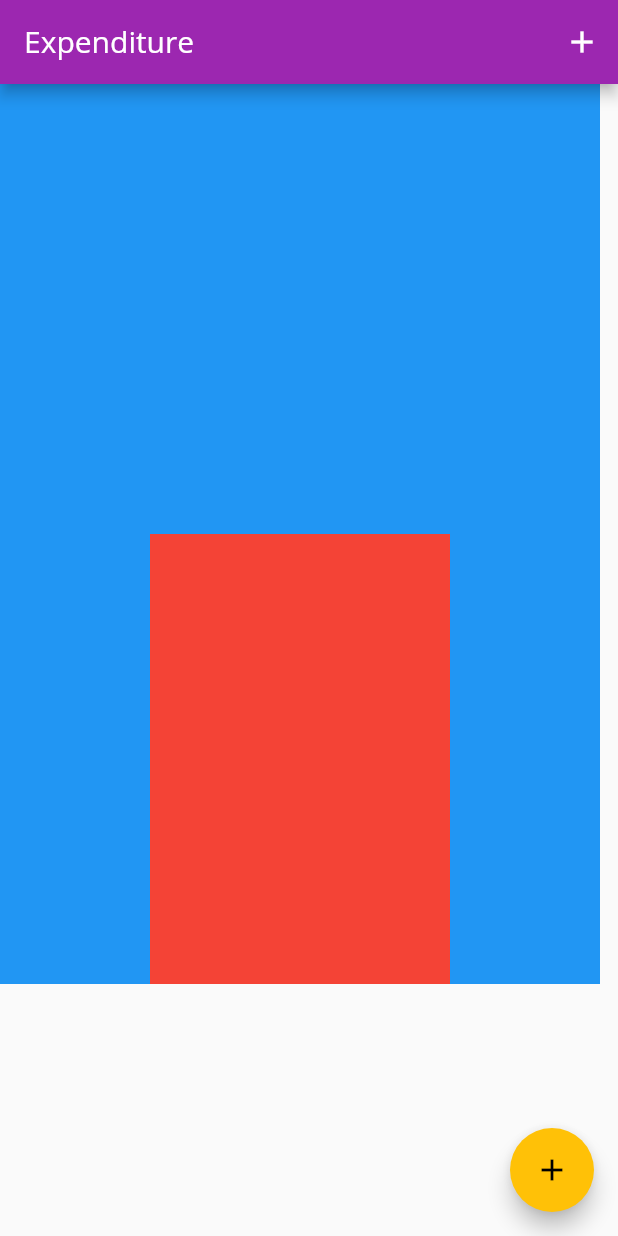
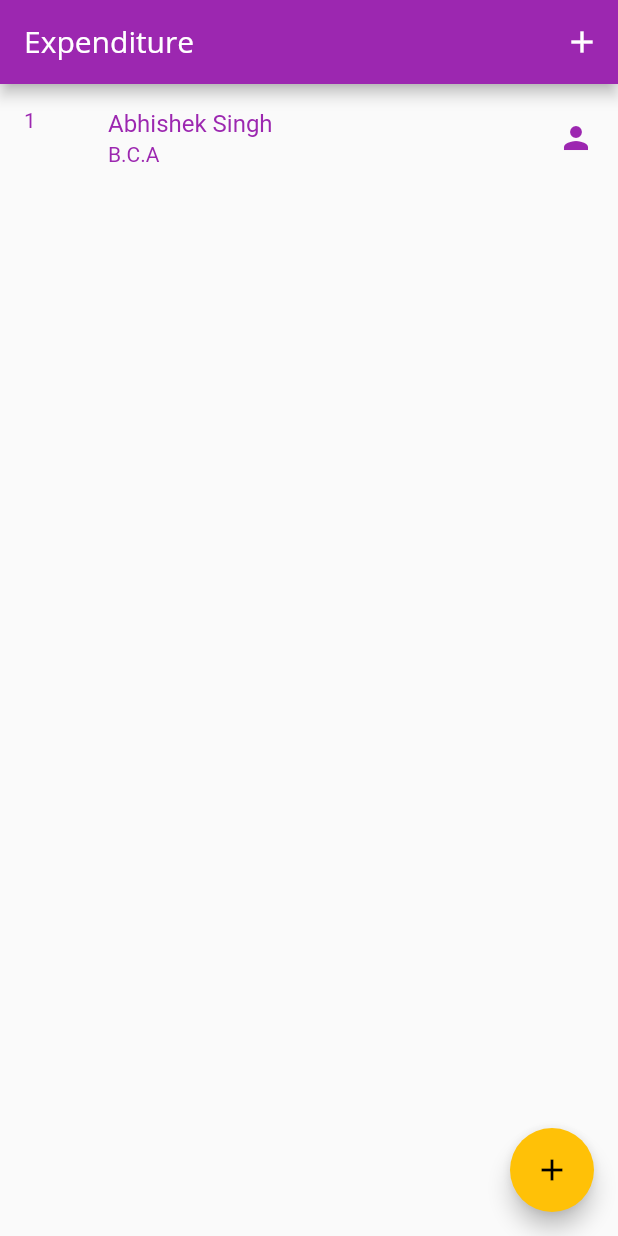
Before and after one commit to abhi2718/FlutterNotes, a Flutter app: the screen it shows after launch, on a phone screen of 412 x 824 dp. Run offline on Flutter 3.47's test engine with Material 2 defaults, Android fonts, the phone set to English and light mode, and no system bars.

```diff
--- a/lib/main.dart
+++ b/lib/main.dart
@@ -7,6 +7,10 @@ import './widgets/components.widgets/addNewTransation.dart';
 import './notes/stack.dart';
 import './notes/sizedBox.dart';
 import './notes/fractionalSizedBox.dart';
+import './notes/flexible.dart';
+import './notes/expand.dart';
+import './notes/fittedBox.dart';
+import './notes/listTile.dart';
 
 void main() => runApp(MediaQuery(
     data: const MediaQueryData(),
@@ -134,8 +138,12 @@ class _AppState extends State<_App> {
             // HomeScreen(transations: _transations),
             //MyStack(),
             //MySizedBox(),
-             MyFractionallySizedBox()
+            // MyFractionallySizedBox()
             //AddNewTransition(_addNewTransation),
+            // MyFlexibleBox(),
+            // MyExpand(),
+            //MyFittedBox(),
+            MyListTile()
           ],
         ),
       ),
--- /dev/null
+++ b/lib/notes/listTile.dart
@@ -0,0 +1,28 @@
+import 'package:flutter/material.dart';
+
+class MyListTile extends StatelessWidget {
+  List list = [
+    {"id": "1", "name": "Abhishek Singh", "branch": "B.C.A"}
+  ];
+  @override
+  Widget build(BuildContext context) {
+    return Container(
+      height: 500,
+      child: ListView.builder(
+        itemBuilder: ((context, index) {
+          return ListTile(
+            leading: Text(list[index]["id"]),
+            title: Text(list[index]["name"]),
+            subtitle: Text(list[index]["branch"]),
+            trailing: const Icon(Icons.person),
+            selected: true,
+            onTap: () {
+              print('you tap me');
+            },
+          );
+        }),
+        itemCount: list.length,
+      ),
+    );
+  }
+}
```
Also changed, not shown: lib/notes/expand.dart (added, +28 -0 lines), lib/notes/fittedBox.dart (added, +17 -0 lines), lib/notes/flexible.dart (added, +38 -0 lines).
